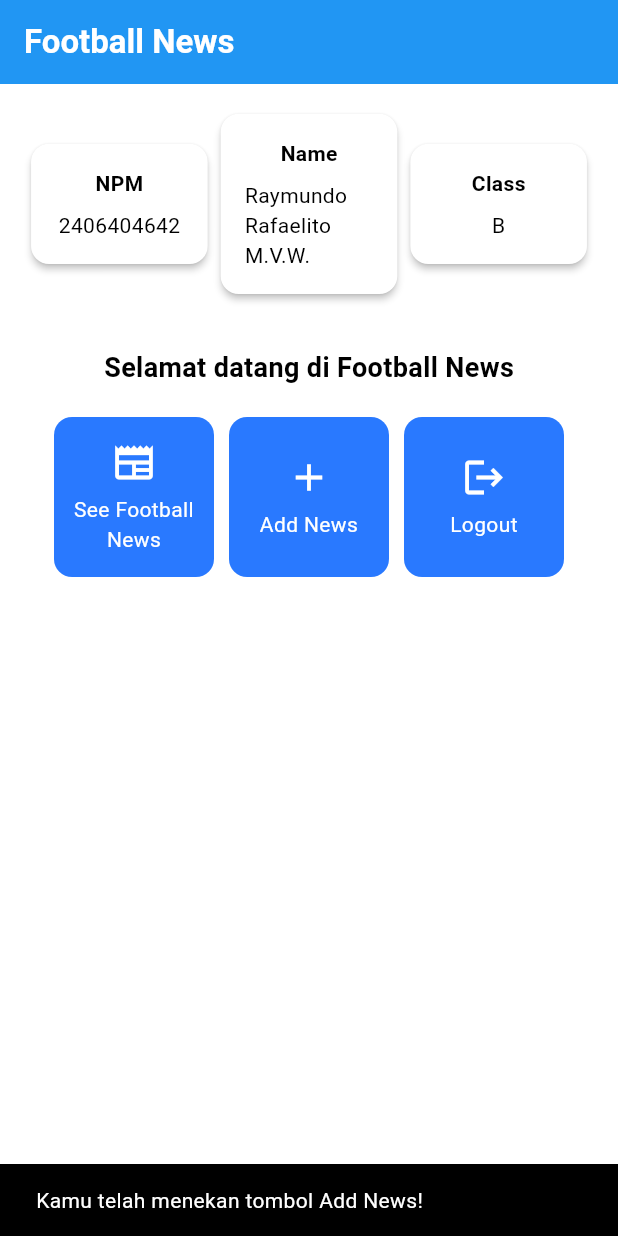
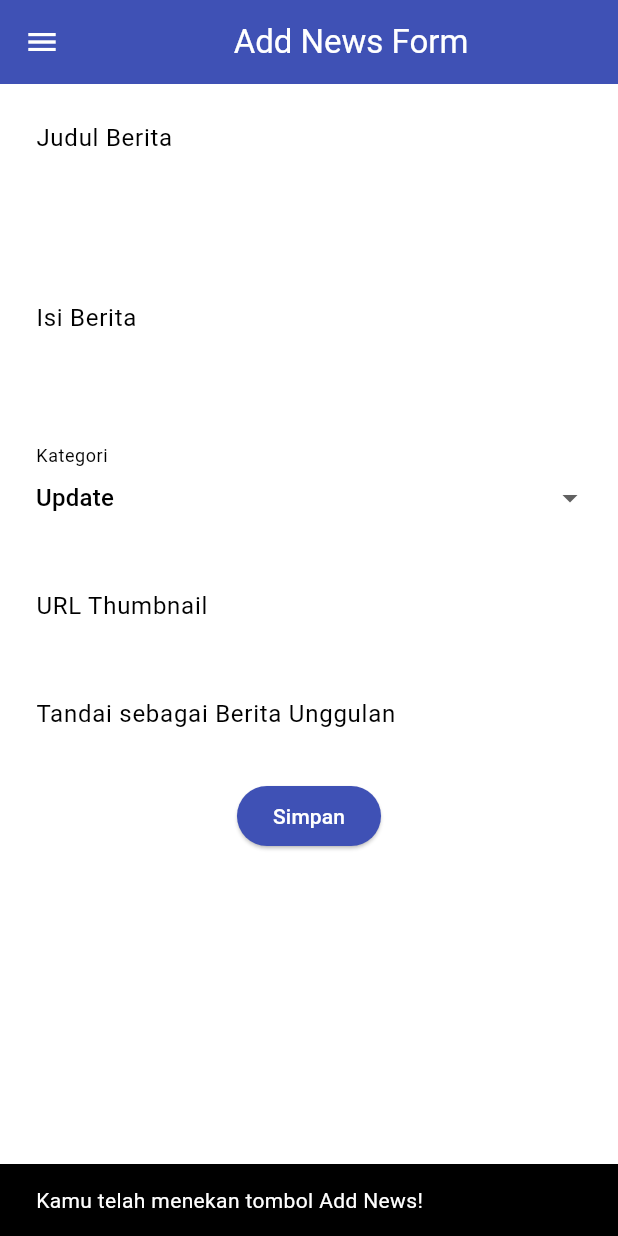
Before and after one commit to Raymundo7532/football-news-mobile, a Flutter app: the screen it shows after launch, after a tap on "Add News", on a phone screen of 412 x 824 dp. Run offline on Flutter 3.47's test engine with Material 3 defaults, Android fonts, the phone set to English and light mode, and no system bars.

Commit message:
selesai tutorial 7

```diff
--- a/football_news/lib/main.dart
+++ b/football_news/lib/main.dart
@@ -1,5 +1,5 @@
 import 'package:flutter/material.dart';
-import 'package:football_news/menu.dart';
+import 'package:football_news/screens/menu.dart';
 
 void main() {
   runApp(const MyApp());
--- a/football_news/lib/menu.dart
+++ b/football_news/lib/screens/menu.dart
@@ -1,4 +1,6 @@
 import 'package:flutter/material.dart';
+import 'package:football_news/widgets/left_drawer.dart';
+import 'package:football_news/widgets/news_card.dart';
 
 class MyHomePage extends StatelessWidget {
   MyHomePage({super.key});
@@ -31,7 +33,7 @@ class MyHomePage extends StatelessWidget {
   // }
 
   @override
-    Widget build(BuildContext context) {
+  Widget build(BuildContext context) {
     // Scaffold menyediakan struktur dasar halaman dengan AppBar dan body.
     return Scaffold(
       // AppBar adalah bagian atas halaman yang menampilkan judul.
@@ -47,6 +49,7 @@ class MyHomePage extends StatelessWidget {
         // Warna latar belakang AppBar diambil dari skema warna tema aplikasi.
         backgroundColor: Theme.of(context).colorScheme.primary,
       ),
+      drawer: LeftDrawer(),
       // Body halaman dengan padding di sekelilingnya.
       body: Padding(
         padding: const EdgeInsets.all(16.0),
@@ -110,67 +113,6 @@ class MyHomePage extends StatelessWidget {
   }
 }
 
-class ItemHomepage {
- final String name;
- final IconData icon;
-
- ItemHomepage(this.name, this.icon);
-}
-
-class ItemCard extends StatelessWidget {
-  // Menampilkan kartu dengan ikon dan nama.
-
-  final ItemHomepage item;
-
-  const ItemCard(this.item, {super.key});
-
-  @override
-  Widget build(BuildContext context) {
-    return Material(
-      // Menentukan warna latar belakang dari tema aplikasi.
-      color: Theme.of(context).colorScheme.secondary,
-      // Membuat sudut kartu melengkung.
-      borderRadius: BorderRadius.circular(12),
-
-      child: InkWell(
-        // Aksi ketika kartu ditekan.
-        onTap: () {
-          // Menampilkan pesan SnackBar saat kartu ditekan.
-          ScaffoldMessenger.of(context)
-            ..hideCurrentSnackBar()
-            ..showSnackBar(
-              SnackBar(content: Text("Kamu telah menekan tombol ${item.name}!"))
-            );
-        },
-        // Container untuk menyimpan Icon dan Text
-        child: Container(
-          padding: const EdgeInsets.all(8),
-          child: Center(
-            child: Column(
-              // Menyusun ikon dan teks di tengah kartu.
-              mainAxisAlignment: MainAxisAlignment.center,
-              children: [
-                Icon(
-                  item.icon,
-                  color: Colors.white,
-                  size: 30.0,
-                ),
-                const Padding(padding: EdgeInsets.all(3)),
-                Text(
-                  item.name,
-                  textAlign: TextAlign.center,
-                  style: const TextStyle(color: Colors.white),
-                ),
-              ],
-            ),
-          ),
-        ),
-      ),
-    );
-  }
-
-}
-
 class InfoCard extends StatelessWidget {
   // Kartu informasi yang menampilkan title dan content.
 
--- /dev/null
+++ b/football_news/lib/screens/newslist_form.dart
@@ -0,0 +1,298 @@
+import 'package:flutter/material.dart';
+import 'package:football_news/widgets/left_drawer.dart';
+
+class NewsFormPage extends StatefulWidget {
+  const NewsFormPage({super.key});
+
+  @override
+  State<NewsFormPage> createState() => _NewsFormPageState();
+}
+
+class _NewsFormPageState extends State<NewsFormPage> {
+  final _formKey = GlobalKey<FormState>();
+  String _title = "";
+  String _content = "";
+  String _category = "update"; // default
+  String _thumbnail = "";
+  bool _isFeatured = false; // default
+
+  final List<String> _categories = [
+    'transfer',
+    'update',
+    'exclusive',
+    'match',
+    'rumor',
+    'analysis',
+  ];
+
+  @override
+  Widget build(BuildContext context) {
+    return Scaffold(
+      appBar: AppBar(
+        title: const Center(
+          child: Text(
+            'Add News Form',
+          ),
+        ),
+        backgroundColor: Colors.indigo,
+        foregroundColor: Colors.white,
+      ),
+      drawer: LeftDrawer(),
+      body: Form(
+        key: _formKey,
+        child: SingleChildScrollView(
+          child: Column(
+            crossAxisAlignment: CrossAxisAlignment.start,
+            children:[
+              // === Title ===
+              Padding(
+                padding: const EdgeInsets.all(8.0),
+                child: TextFormField(
+                  decoration: InputDecoration(
+                    hintText: "Judul Berita",
+                    labelText: "Judul Berita",
+                    border: OutlineInputBorder(
+                      borderRadius: BorderRadius.circular(5.0),
+                    ),
+                  ),
+                  onChanged: (String? value) {
+                    setState(() {
+                      _title = value!;
+                    });
+                  },
+                  validator: (String? value) {
+                    if (value == null || value.isEmpty) {
+                      return "Judul tidak boleh kosong!";
+                    }
+                    return null;
+                  },
+                ),
+              ),
+
+              // === Content ===
+              Padding(
+                padding: const EdgeInsets.all(8.0),
+                child: TextFormField(
+                  maxLines: 5,
+                  decoration: InputDecoration(
+                    hintText: "Isi Berita",
+                    labelText: "Isi Berita",
+                    border: OutlineInputBorder(
+                      borderRadius: BorderRadius.circular(5.0),
+                    ),
+                  ),
+                  onChanged: (String? value) {
+                    setState(() {
+                      _content = value!;
+                    });
+                  },
+                  validator: (String? value) {
+                    if (value == null || value.isEmpty) {
+                      return "Isi berita tidak boleh kosong!";
+                    }
+                    return null;
+                  },
+                ),
+              ),
+
+              // === Category ===
+              Padding(
+                padding: const EdgeInsets.all(8.0),
+                child: DropdownButtonFormField<String>(
+                  decoration: InputDecoration(
+                    labelText: "Kategori",
+                    border: OutlineInputBorder(
+                      borderRadius: BorderRadius.circular(5.0),
+                    ),
+                  ),
+                  value: _category,
+                  items: _categories
+                      .map((cat) => DropdownMenuItem(
+                            value: cat,
+                            child: Text(
+                                cat[0].toUpperCase() + cat.substring(1)),
+                          ))
+                      .toList(),
+                  onChanged: (String? newValue) {
+                    setState(() {
+                      _category = newValue!;
+                    });
+                  },
+                ),
+              ),
+
+              // === Thumbnail URL ===
+              Padding(
+                padding: const EdgeInsets.all(8.0),
+                child: TextFormField(
+                  decoration: InputDecoration(
+                    hintText: "URL Thumbnail (opsional)",
+                    labelText: "URL Thumbnail",
+                    border: OutlineInputBorder(
+                      borderRadius: BorderRadius.circular(5.0),
+                    ),
+                  ),
+                  onChanged: (String? value) {
+                    setState(() {
+                      _thumbnail = value!;
+                    });
+                  },
+                ),
+              ),
+
+              // === Is Featured ===
+              Padding(
+                padding: const EdgeInsets.all(8.0),
+                child: SwitchListTile(
+                  title: const Text("Tandai sebagai Berita Unggulan"),
+                  value: _isFeatured,
+                  onChanged: (bool value) {
+                    setState(() {
+                      _isFeatured = value;
+                    });
+                  },
+                ),
+              ),
+
+              // === Tombol Simpan ===
+              Align(
+                alignment: Alignment.bottomCenter,
+                child: Padding(
+                  padding: const EdgeInsets.all(8.0),
+                  child: ElevatedButton(
+                    style: ButtonStyle(
+                      backgroundColor:
+                          MaterialStateProperty.all(Colors.indigo),
+                    ),
+                    onPressed: () {
+                      if (_formKey.currentState!.validate()) {
+                        showDialog(
+                          context: context,
+                          builder: (context) {
+                            return AlertDialog(
+                              title: const Text('Berita berhasil disimpan!'),
+                              content: SingleChildScrollView(
+                                child: Column(
+                                  crossAxisAlignment:
+                                      CrossAxisAlignment.start,
+                                  children: [
+                                    Text('Judul: $_title'),
+                                      Text('Isi: $_content'),
+                                      Text('Kategori: $_category'),
+                                      Text('Thumbnail: $_thumbnail'),
+                                      Text(
+                                          'Unggulan: ${_isFeatured ? "Ya" : "Tidak"}'),
+                                  ],
+                                ),
+                              ),
+                              actions: [
+                                TextButton(
+                                  child: const Text('OK'),
+                                  onPressed: () {
+                                    Navigator.pop(context);
+                                    _formKey.currentState!.reset();
+                                  },
+                                ),
+                              ],
+                            );
+                          },
+                        );
+                      }
+                    },
+                    child: const Text(
+                      "Simpan",
+                      style: TextStyle(color: Colors.white),
+                    ),
+                  ),
+                ),
+              ),
+            ],
+          ),
+        ),
+      ),
+    );
+  }
+}
+
+/*
+padding: const EdgeInsets.all(16.0),
+          child: Column(
+            children: [
+              TextFormField(
+                decoration: const InputDecoration(labelText: 'Title'),
+                validator: (value) {
+                  if (value == null || value.isEmpty) {
+                    return 'Please enter a title';
+                  }
+                  return null;
+                },
+                onSaved: (value) {
+                  _title = value ?? "";
+                },
+              ),
+              const SizedBox(height: 16.0),
+              TextFormField(
+                decoration: const InputDecoration(labelText: 'Content'),
+                maxLines: 5,
+                validator: (value) {
+                  if (value == null || value.isEmpty) {
+                    return 'Please enter content';
+                  }
+                  return null;
+                },
+                onSaved: (value) {
+                  _content = value ?? "";
+                },
+              ),
+              const SizedBox(height: 16.0),
+              DropdownButtonFormField<String>(
+                decoration: const InputDecoration(labelText: 'Category'),
+                value: _category,
+                items: _categories.map((category) {
+                  return DropdownMenuItem(
+                    value: category,
+                    child: Text(category),
+                  );
+                }).toList(),
+                onChanged: (value) {
+                  setState(() {
+                    _category = value ?? _category;
+                  });
+                },
+              ),
+              const SizedBox(height: 16.0),
+              TextFormField(
+                decoration: const InputDecoration(labelText: 'Thumbnail URL'),
+                validator: (value) {
+                  if (value == null || value.isEmpty) {
+                    return 'Please enter a thumbnail URL';
+                  }
+                  return null;
+                },
+                onSaved: (value) {
+                  _thumbnail = value ?? "";
+                },
+              ),
+              const SizedBox(height: 16.0),
+              SwitchListTile(
+                title: const Text('Featured'),
+                value: _isFeatured,
+                onChanged: (value) {
+                  setState(() {
+                    _isFeatured = value;
+                  });
+                },
+              ),
+              const SizedBox(height: 16.0),
+              ElevatedButton(
+                onPressed: () {
+                  if (_formKey.currentState?.validate() ?? false) {
+                    _formKey.currentState?.save();
+                    // Process the form data
+                  }
+                },
+                child: const Text('Submit'),
+              ),
+            ],
+          ),
+*/
--- /dev/null
+++ b/football_news/lib/widgets/left_drawer.dart
@@ -0,0 +1,84 @@
+import 'package:flutter/material.dart';
+import 'package:football_news/screens/menu.dart';
+import 'package:football_news/screens/newslist_form.dart';
+
+class LeftDrawer extends StatelessWidget {
+  const LeftDrawer({super.key});
+
+  @override
+  Widget build(BuildContext context) {
+    return Drawer(
+      child: ListView(
+        children: [
+          const DrawerHeader(
+            decoration: BoxDecoration(
+              color: Colors.blue,
+            ),
+            child: Column(
+              children: [
+                Text(
+                  'Football News',
+                  textAlign: TextAlign.center,
+                  style: TextStyle(
+                    fontSize: 30,
+                    fontWeight: FontWeight.bold,
+                    color: Colors.white,
+                  ),
+                ),
+                Padding(padding: EdgeInsets.all(10)),
+                Text("Seluruh berita sepak bola terkini di sini!",
+                    textAlign: TextAlign.center,
+                    style: TextStyle(
+                      fontSize: 15,
+                      color: Colors.white,
+                      fontWeight: FontWeight.normal,
+                    ),
+                ),
+              ],
+            ),
+          ),
+          ListTile(
+            leading: const Icon(Icons.home_outlined),
+            title: const Text('Home'),
+            // Bagian redirection ke MyHomePage
+            onTap: () {
+              Navigator.pushReplacement(
+                  context,
+                  MaterialPageRoute(
+                    builder: (context) => MyHomePage(),
+                  ));
+            },
+          ),
+          ListTile(
+            leading: const Icon(Icons.post_add),
+            title: const Text('Add News'),
+            // Bagian redirection ke NewsFormPage
+            onTap: () {
+              // TODO: Buatlah routing ke NewsFormPage di sini, setelah halaman NewsFormPage sudah dibuat.
+              Navigator.pushReplacement(
+                  context,
+                  MaterialPageRoute(
+                    builder: (context) => NewsFormPage(),
+                  ));
+            },
+          ),
+        ],
+      ),
+    );
+  }
+}
+
+/*
+          DrawerHeader(
+            decoration: BoxDecoration(
+              color: Theme.of(context).primaryColor,
+            ),
+            child: Align(
+              alignment: Alignment.centerLeft,
+              child: Text(
+                'Menu',
+                style: TextStyle(fontSize: 20, color: Colors.white),
+              ),
+            ),
+          ),
+*/
--- /dev/null
+++ b/football_news/lib/widgets/news_card.dart
@@ -0,0 +1,71 @@
+import 'package:flutter/material.dart';
+import 'package:football_news/screens/newslist_form.dart';
+
+class ItemHomepage {
+ final String name;
+ final IconData icon;
+
+ ItemHomepage(this.name, this.icon);
+}
+
+class ItemCard extends StatelessWidget {
+  // Menampilkan kartu dengan ikon dan nama.
+
+  final ItemHomepage item;
+
+  const ItemCard(this.item, {super.key});
+
+  @override
+  Widget build(BuildContext context) {
+    return Material(
+      // Menentukan warna latar belakang dari tema aplikasi.
+      color: Theme.of(context).colorScheme.secondary,
+      // Membuat sudut kartu melengkung.
+      borderRadius: BorderRadius.circular(12),
+
+      child: InkWell(
+        // Aksi ketika kartu ditekan.
+        onTap: () {
+          // Menampilkan pesan SnackBar saat kartu ditekan.
+          ScaffoldMessenger.of(context)
+            ..hideCurrentSnackBar()
+            ..showSnackBar(
+              SnackBar(content: Text("Kamu telah menekan tombol ${item.name}!"))
+            );
+
+          // Navigate ke route yang sesuai (tergantung jenis tombol)
+          if (item.name == "Add News") {
+            Navigator.push(
+              context,
+              MaterialPageRoute(builder: (context) => const NewsFormPage()),
+            );
+          }
+        },
+        // Container untuk menyimpan Icon dan Text
+        child: Container(
+          padding: const EdgeInsets.all(8),
+          child: Center(
+            child: Column(
+              // Menyusun ikon dan teks di tengah kartu.
+              mainAxisAlignment: MainAxisAlignment.center,
+              children: [
+                Icon(
+                  item.icon,
+                  color: Colors.white,
+                  size: 30.0,
+                ),
+                const Padding(padding: EdgeInsets.all(3)),
+                Text(
+                  item.name,
+                  textAlign: TextAlign.center,
+                  style: const TextStyle(color: Colors.white),
+                ),
+              ],
+            ),
+          ),
+        ),
+      ),
+    );
+  }
+
+}
```
Also changed, not shown: 1 other file.
